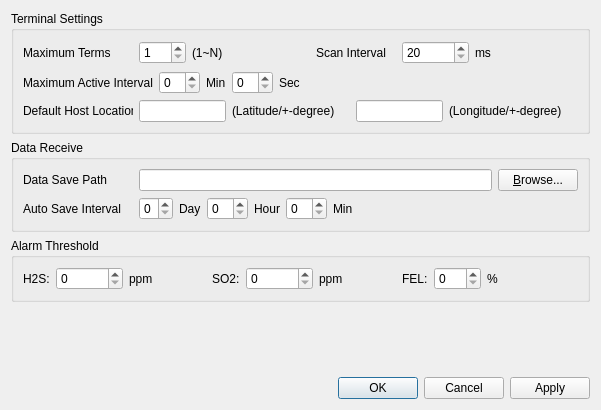
The window that GasRemote/MAC/mac/examples/GasInfo/optiondialog.ui (Quenii/ADCEVM) describes before a commit, drawn with Qt 5.
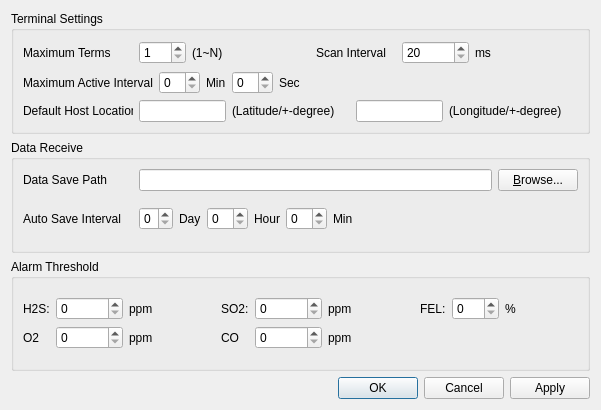
The same window after the commit.

Patch:
```diff
--- a/GasRemote/MAC/mac/examples/GasInfo/optiondialog.ui
+++ b/GasRemote/MAC/mac/examples/GasInfo/optiondialog.ui
@@ -373,125 +373,177 @@
      <property name="title">
       <string>Alarm Threshold</string>
      </property>
-     <layout class="QHBoxLayout" name="horizontalLayout_5">
-      <item>
+     <layout class="QGridLayout" name="gridLayout_6">
+      <item row="0" column="0">
+       <layout class="QGridLayout" name="gridLayout_5">
+        <item row="0" column="0">
+         <layout class="QGridLayout" name="gridLayout_2">
+          <item row="0" column="0">
        <widget class="QLabel" name="label_6">
         <property name="text">
          <string>H2S:</string>
         </property>
        </widget>
       </item>
-      <item>
+          <item row="0" column="1">
        <widget class="QSpinBox" name="h2sThresSpinBox">
         <property name="maximum">
          <number>1000000</number>
         </property>
        </widget>
       </item>
-      <item>
+          <item row="0" column="2">
        <widget class="QLabel" name="label_15">
         <property name="text">
          <string>ppm</string>
         </property>
        </widget>
       </item>
-      <item>
+          <item row="1" column="0">
+           <widget class="QLabel" name="label_22">
+            <property name="text">
+             <string>O2</string>
+            </property>
+           </widget>
+          </item>
+          <item row="1" column="1">
+           <widget class="QSpinBox" name="o2ThresSpinBox">
+            <property name="maximum">
+             <number>1000000</number>
+            </property>
+           </widget>
+          </item>
+          <item row="1" column="2">
+           <widget class="QLabel" name="label_23">
+            <property name="text">
+             <string>ppm</string>
+            </property>
+           </widget>
+          </item>
+         </layout>
+        </item>
+        <item row="0" column="1">
        <spacer name="horizontalSpacer_5">
         <property name="orientation">
          <enum>Qt::Horizontal</enum>
         </property>
         <property name="sizeHint" stdset="0">
          <size>
-          <width>59</width>
-          <height>20</height>
+            <width>13</width>
+            <height>22</height>
          </size>
         </property>
        </spacer>
       </item>
-      <item>
+        <item row="0" column="2">
+         <layout class="QGridLayout" name="gridLayout_3">
+          <item row="0" column="0">
        <widget class="QLabel" name="label_9">
         <property name="text">
          <string>SO2:</string>
         </property>
        </widget>
       </item>
-      <item>
+          <item row="0" column="1">
        <widget class="QSpinBox" name="so2ThresSpinBox">
         <property name="maximum">
          <number>1000000</number>
         </property>
        </widget>
       </item>
-      <item>
+          <item row="0" column="2">
        <widget class="QLabel" name="label_20">
         <property name="text">
          <string>ppm</string>
         </property>
        </widget>
       </item>
-      <item>
+          <item row="1" column="0">
+           <widget class="QLabel" name="label_24">
+            <property name="text">
+             <string>CO</string>
+            </property>
+           </widget>
+          </item>
+          <item row="1" column="1">
+           <widget class="QSpinBox" name="coThresSpinBox">
+            <property name="maximum">
+             <number>1000000</number>
+            </property>
+           </widget>
+          </item>
+          <item row="1" column="2">
+           <widget class="QLabel" name="label_25">
+            <property name="text">
+             <string>ppm</string>
+            </property>
+           </widget>
+          </item>
+         </layout>
+        </item>
+        <item row="0" column="3">
        <spacer name="horizontalSpacer_6">
         <property name="orientation">
          <enum>Qt::Horizontal</enum>
         </property>
         <property name="sizeHint" stdset="0">
          <size>
-          <width>58</width>
-          <height>20</height>
+            <width>13</width>
+            <height>22</height>
          </size>
         </property>
        </spacer>
       </item>
-      <item>
+        <item row="0" column="4">
+         <layout class="QGridLayout" name="gridLayout_4">
+          <item row="0" column="0">
        <widget class="QLabel" name="label_14">
         <property name="text">
          <string>FEL:</string>
         </property>
        </widget>
       </item>
-      <item>
+          <item row="0" column="1">
        <widget class="QSpinBox" name="felThresSpinBox">
         <property name="maximum">
          <number>100</number>
         </property>
        </widget>
       </item>
-      <item>
+          <item row="0" column="2">
        <widget class="QLabel" name="label_21">
         <property name="text">
          <string>%</string>
         </property>
        </widget>
       </item>
-      <item>
+          <item row="1" column="2">
+           <widget class="QLabel" name="label_26">
+            <property name="text">
+             <string/>
+            </property>
+           </widget>
+          </item>
+         </layout>
+        </item>
+        <item row="0" column="5">
        <spacer name="horizontalSpacer_7">
         <property name="orientation">
          <enum>Qt::Horizontal</enum>
         </property>
         <property name="sizeHint" stdset="0">
          <size>
-          <width>86</width>
-          <height>20</height>
+            <width>38</width>
+            <height>22</height>
          </size>
         </property>
        </spacer>
+      </item>
+     </layout>
       </item>
      </layout>
     </widget>
    </item>
-   <item>
-    <spacer name="verticalSpacer">
-     <property name="orientation">
-      <enum>Qt::Vertical</enum>
-     </property>
-     <property name="sizeHint" stdset="0">
-      <size>
-       <width>20</width>
-       <height>33</height>
-      </size>
-     </property>
-    </spacer>
-   </item>
    <item>
     <widget class="QDialogButtonBox" name="buttonBox">
      <property name="orientation">
```
